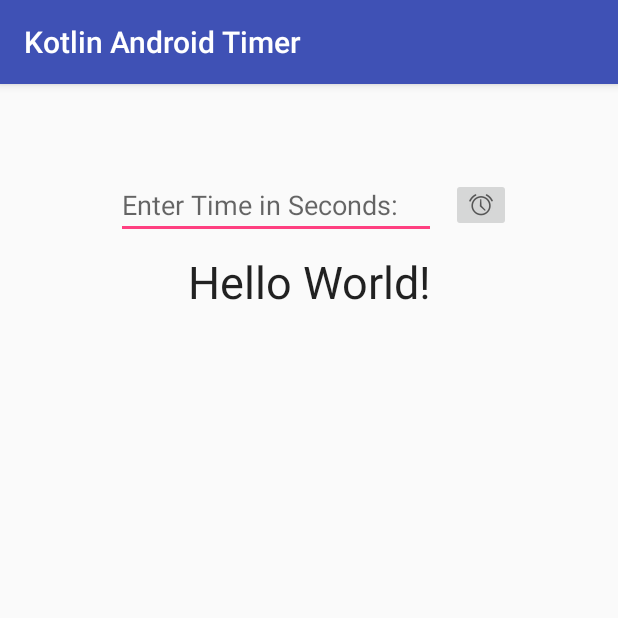
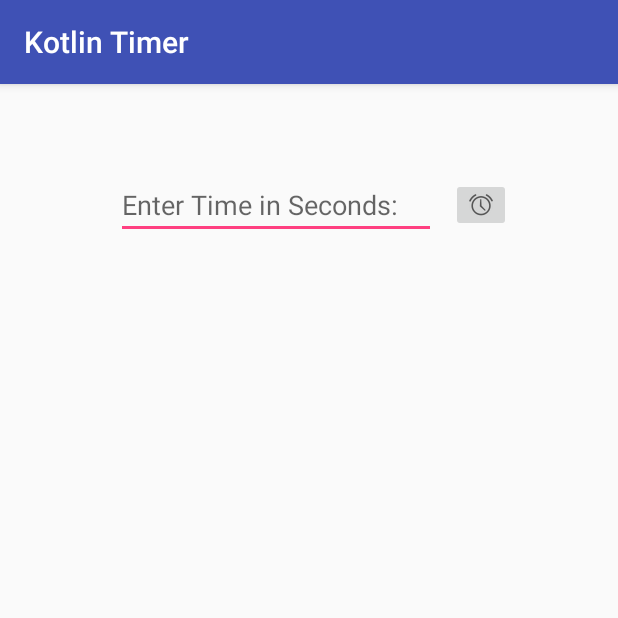
Before and after one commit to triggermike/WhateverYouWant, an Android app: the screen it shows after launch (MainActivity), on a phone screen of 412 x 824 dp, the top half of it. Run offline under Robolectric (Android 15) with nearby library versions, the phone set to English and light mode, and no system bars.

Commit message:
Changed icon & renamed app

```diff
--- a/app/build.gradle
+++ b/app/build.gradle
@@ -25,7 +25,7 @@ android {
 
 dependencies {
     implementation fileTree(dir: 'libs', include: ['*.jar'])
-    implementation"org.jetbrains.kotlin:kotlin-stdlib-jre7:$kotlin_version"
+    implementation"org.jetbrains.kotlin:kotlin-stdlib-jdk7:$kotlin_version"
     implementation 'com.android.support:appcompat-v7:27.1.1'
     implementation 'com.android.support.constraint:constraint-layout:1.1.0'
     testImplementation 'junit:junit:4.12'
--- a/app/src/main/java/com/hugheswd/whateveryouwant/MainActivity.kt
+++ b/app/src/main/java/com/hugheswd/whateveryouwant/MainActivity.kt
@@ -50,7 +50,7 @@ class MainActivity : AppCompatActivity() {
 
         private fun callAlarm() {
             val vibrator = context.getSystemService(Context.VIBRATOR_SERVICE) as Vibrator
-            val vibeTime: Long = 5000
+            val vibeTime: Long = 3000
             MediaPlayer.create(context, R.raw.horn).start()
             if (Build.VERSION.SDK_INT >= Build.VERSION_CODES.O) {
                 vibrator.vibrate(VibrationEffect.createOneShot(vibeTime, VibrationEffect.DEFAULT_AMPLITUDE))
--- a/app/src/main/res/layout/activity_main.xml
+++ b/app/src/main/res/layout/activity_main.xml
@@ -23,7 +23,6 @@
             android:id="@+id/mainText"
             android:layout_width="wrap_content"
             android:layout_height="wrap_content"
-            android:text="Hello World!"
             android:textAlignment="center"
             android:textAppearance="@style/TextAppearance.AppCompat.Body1"
             android:textSize="30sp"
--- a/app/src/main/res/values/strings.xml
+++ b/app/src/main/res/values/strings.xml
@@ -1,5 +1,5 @@
 <resources>
-    <string name="app_name">Kotlin Android Timer</string>
+    <string name="app_name">Kotlin Timer</string>
     <string name="user_input_hint">Enter Time in Seconds:</string>
     <string name="button_cd">Press button to start timer</string>
     <string name="done">Done!!!!</string>
```
Also changed, not shown: app/src/main/res/mipmap-hdpi/ic_launcher.png, app/src/main/res/mipmap-mdpi/ic_launcher.png, app/src/main/res/mipmap-xhdpi/ic_launcher.png, app/src/main/res/mipmap-xxhdpi/ic_launcher.png, app/src/main/res/mipmap-xxxhdpi/ic_launcher.png.
